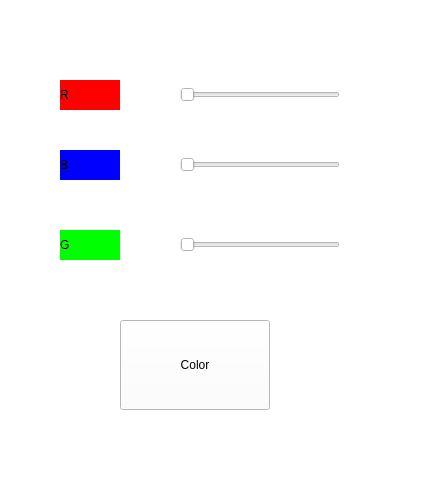
kimnanhee/PyQt, file PyQt_mix_color/ui.ui: the form before one commit.
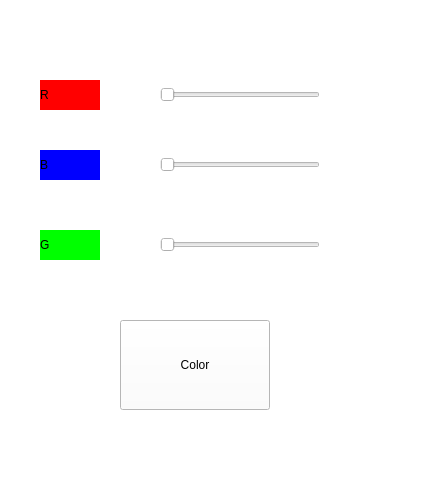
The form after the commit.

Commit message: [Modefied] qlabel

Diff of the .ui file:
```diff
--- a/PyQt_mix_color/ui.ui
+++ b/PyQt_mix_color/ui.ui
@@ -20,7 +20,7 @@
    <widget class="QSlider" name="horizon_R">
     <property name="geometry">
      <rect>
-      <x>180</x>
+      <x>160</x>
       <y>80</y>
       <width>160</width>
       <height>30</height>
@@ -36,7 +36,7 @@
    <widget class="QSlider" name="horizon_B">
     <property name="geometry">
      <rect>
-      <x>180</x>
+      <x>160</x>
       <y>150</y>
       <width>160</width>
       <height>30</height>
@@ -52,7 +52,7 @@
    <widget class="QSlider" name="horizon_G">
     <property name="geometry">
      <rect>
-      <x>180</x>
+      <x>160</x>
       <y>230</y>
       <width>160</width>
       <height>30</height>
@@ -68,7 +68,7 @@
    <widget class="QLabel" name="label_R">
     <property name="geometry">
      <rect>
-      <x>60</x>
+      <x>40</x>
       <y>80</y>
       <width>60</width>
       <height>30</height>
@@ -86,7 +86,7 @@
    <widget class="QLabel" name="label_B">
     <property name="geometry">
      <rect>
-      <x>60</x>
+      <x>40</x>
       <y>150</y>
       <width>60</width>
       <height>30</height>
@@ -103,7 +103,7 @@
    <widget class="QLabel" name="label_G">
     <property name="geometry">
      <rect>
-      <x>60</x>
+      <x>40</x>
       <y>230</y>
       <width>60</width>
       <height>30</height>
```
Left out of the diff: 48 changed lines with no effect on the pictures. The commit also changes 2 other files.
